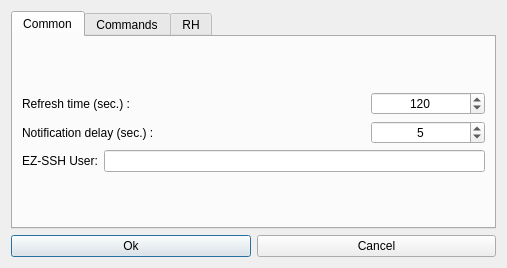
This is hub/forms/DlgSettings.ui in subutai-io/control-center as Qt 5 draws it before an edit. The edited form follows.
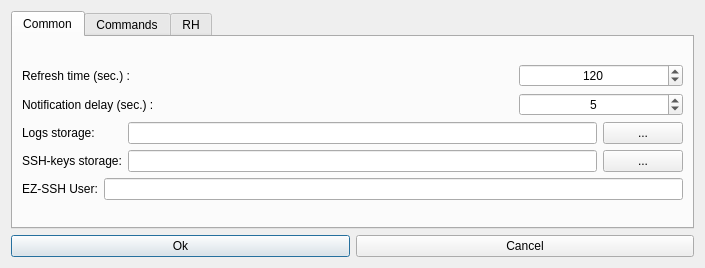
This is the edited form. Icons and pictures are not drawn.

Commit message: Added settings validation. Added settings for logs and ssh-keys storage location

The edit to the form file:
```diff
--- a/hub/forms/DlgSettings.ui
+++ b/hub/forms/DlgSettings.ui
@@ -6,7 +6,7 @@
    <rect>
     <x>0</x>
     <y>0</y>
-    <width>507</width>
+    <width>705</width>
     <height>268</height>
    </rect>
   </property>
@@ -104,6 +104,44 @@
             </layout>
            </item>
            <item row="1" column="0">
+            <layout class="QGridLayout" name="gridLayout_4">
+             <item row="0" column="0">
+              <widget class="QLabel" name="lbl_logs_storage">
+               <property name="text">
+                <string>Logs storage:</string>
+               </property>
+              </widget>
+             </item>
+             <item row="0" column="1">
+              <widget class="QLineEdit" name="le_logs_storage"/>
+             </item>
+             <item row="0" column="2">
+              <widget class="QPushButton" name="btn_logs_storage">
+               <property name="text">
+                <string>...</string>
+               </property>
+              </widget>
+             </item>
+             <item row="1" column="0">
+              <widget class="QLabel" name="lbl_ssh_keys_storage">
+               <property name="text">
+                <string>SSH-keys storage:</string>
+               </property>
+              </widget>
+             </item>
+             <item row="1" column="1">
+              <widget class="QLineEdit" name="le_ssh_keys_storage"/>
+             </item>
+             <item row="1" column="2">
+              <widget class="QPushButton" name="btn_ssh_keys_storage">
+               <property name="text">
+                <string>...</string>
+               </property>
+              </widget>
+             </item>
+            </layout>
+           </item>
+           <item row="2" column="0">
             <layout class="QGridLayout" name="gridLayout_2">
              <item row="0" column="0">
               <widget class="QLabel" name="lbl_ssh_user">
```
Left out of the diff: 2 changed lines with no effect on the pictures. The commit also changes 8 other files.
